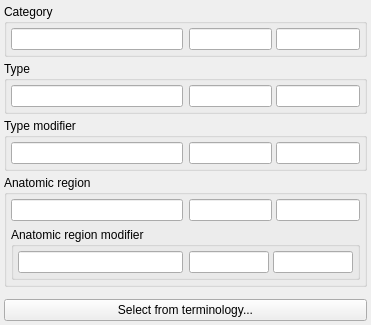
cpinter/Slicer, file Modules/Loadable/Colors/Widgets/Resources/UI/qSlicerTerminologyEditorWidget.ui: the form before one commit.
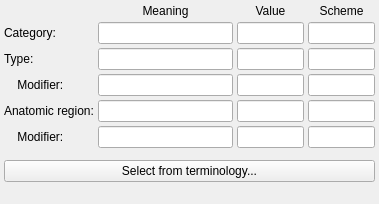
The form after the commit. Custom widgets are drawn as their Qt base class.

Commit message:
ENH: Select terminology works in Colors module
- Select terminology from navigator widget works from terminology column in Colors module
- Improve terminology editor layout
- Save terminology columns into color table CSV file
- Implement color table terminology CSV reading
- Simplify terminology editor widget layout: instead of collapsible groups use simple grid layout with all fields always visible.
- Terminology contexts from color nodes are offered in selector
- Simplify color table terminology loading
- Set color from terminology editor to color table

Re #6975, #7593

```diff
--- a/Modules/Loadable/Colors/Widgets/Resources/UI/qSlicerTerminologyEditorWidget.ui
+++ b/Modules/Loadable/Colors/Widgets/Resources/UI/qSlicerTerminologyEditorWidget.ui
@@ -6,8 +6,8 @@
    <rect>
     <x>0</x>
     <y>0</y>
-    <width>371</width>
-    <height>187</height>
+    <width>379</width>
+    <height>204</height>
    </rect>
   </property>
   <property name="windowTitle">
@@ -29,373 +29,183 @@
    <property name="spacing">
     <number>4</number>
    </property>
-   <item row="3" column="0">
-    <widget class="ctkCollapsibleGroupBox" name="anatomicRegionCollapsibleGroupBox">
-     <property name="title">
-      <string>Anatomic region</string>
-     </property>
-     <property name="collapsed">
-      <bool>true</bool>
-     </property>
-     <layout class="QGridLayout" name="gridLayout_2">
-      <property name="leftMargin">
-       <number>4</number>
-      </property>
-      <property name="topMargin">
-       <number>4</number>
-      </property>
-      <property name="rightMargin">
-       <number>4</number>
-      </property>
-      <property name="bottomMargin">
-       <number>4</number>
-      </property>
-      <item row="1" column="0" colspan="2">
-       <widget class="ctkCollapsibleGroupBox" name="anatomicRegionModifierCollapsibleGroupBox">
-        <property name="title">
-         <string>Anatomic region modifier</string>
-        </property>
-        <property name="collapsed">
-         <bool>true</bool>
-        </property>
-        <layout class="QHBoxLayout" name="horizontalLayout_13">
-         <property name="leftMargin">
-          <number>4</number>
-         </property>
-         <property name="topMargin">
-          <number>4</number>
-         </property>
-         <property name="rightMargin">
-          <number>4</number>
-         </property>
-         <property name="bottomMargin">
-          <number>4</number>
-         </property>
-         <item>
-          <widget class="QLineEdit" name="anatomicRegionModifierCodeMeaningLineEdit">
-           <property name="sizePolicy">
-            <sizepolicy hsizetype="Expanding" vsizetype="Fixed">
-             <horstretch>1</horstretch>
-             <verstretch>0</verstretch>
-            </sizepolicy>
-           </property>
-          </widget>
-         </item>
-         <item>
-          <widget class="QFrame" name="categoryDetailsFrame_5">
-           <property name="sizePolicy">
-            <sizepolicy hsizetype="Preferred" vsizetype="Preferred">
-             <horstretch>1</horstretch>
-             <verstretch>0</verstretch>
-            </sizepolicy>
-           </property>
-           <property name="frameShape">
-            <enum>QFrame::NoFrame</enum>
-           </property>
-           <property name="frameShadow">
-            <enum>QFrame::Raised</enum>
-           </property>
-           <layout class="QHBoxLayout" name="horizontalLayout_12">
-            <property name="spacing">
-             <number>4</number>
-            </property>
-            <property name="leftMargin">
-             <number>0</number>
-            </property>
-            <property name="topMargin">
-             <number>0</number>
-            </property>
-            <property name="rightMargin">
-             <number>0</number>
-            </property>
-            <property name="bottomMargin">
-             <number>0</number>
-            </property>
-            <item>
-             <widget class="QLineEdit" name="anatomicRegionModifierCSDLineEdit"/>
-            </item>
-            <item>
-             <widget class="QLineEdit" name="anatomicRegionModifierCodeValueLineEdit"/>
-            </item>
-           </layout>
-          </widget>
-         </item>
-        </layout>
-       </widget>
-      </item>
-      <item row="0" column="0">
-       <widget class="QLineEdit" name="anatomicRegionCodeMeaningLineEdit">
-        <property name="sizePolicy">
-         <sizepolicy hsizetype="Expanding" vsizetype="Fixed">
-          <horstretch>1</horstretch>
-          <verstretch>0</verstretch>
-         </sizepolicy>
-        </property>
-       </widget>
-      </item>
-      <item row="0" column="1">
-       <widget class="QFrame" name="categoryDetailsFrame_4">
-        <property name="sizePolicy">
-         <sizepolicy hsizetype="Preferred" vsizetype="Preferred">
-          <horstretch>1</horstretch>
-          <verstretch>0</verstretch>
-         </sizepolicy>
-        </property>
-        <property name="frameShape">
-         <enum>QFrame::NoFrame</enum>
-        </property>
-        <property name="frameShadow">
-         <enum>QFrame::Raised</enum>
-        </property>
-        <layout class="QHBoxLayout" name="horizontalLayout_10">
-         <property name="spacing">
-          <number>4</number>
-         </property>
-         <property name="leftMargin">
-          <number>0</number>
-         </property>
-         <property name="topMargin">
-          <number>0</number>
-         </property>
-         <property name="rightMargin">
-          <number>0</number>
-         </property>
-         <property name="bottomMargin">
-          <number>0</number>
-         </property>
-         <item>
-          <widget class="QLineEdit" name="anatomicRegionCSDLineEdit"/>
-         </item>
-         <item>
-          <widget class="QLineEdit" name="anatomicRegionCodeValueLineEdit"/>
-         </item>
-        </layout>
-       </widget>
-      </item>
-     </layout>
-    </widget>
-   </item>
    <item row="2" column="0">
-    <widget class="ctkCollapsibleGroupBox" name="typeModifierCollapsibleGroupBox">
-     <property name="title">
-      <string>Type modifier</string>
-     </property>
-     <property name="collapsed">
-      <bool>true</bool>
-     </property>
-     <layout class="QHBoxLayout" name="horizontalLayout_5">
-      <property name="leftMargin">
-       <number>4</number>
-      </property>
-      <property name="topMargin">
-       <number>4</number>
-      </property>
-      <property name="rightMargin">
-       <number>4</number>
-      </property>
-      <property name="bottomMargin">
-       <number>4</number>
-      </property>
-      <item>
-       <widget class="QLineEdit" name="typeModifierCodeMeaningLineEdit">
-        <property name="sizePolicy">
-         <sizepolicy hsizetype="Expanding" vsizetype="Fixed">
-          <horstretch>1</horstretch>
-          <verstretch>0</verstretch>
-         </sizepolicy>
-        </property>
-       </widget>
-      </item>
-      <item>
-       <widget class="QFrame" name="categoryDetailsFrame_3">
-        <property name="sizePolicy">
-         <sizepolicy hsizetype="Preferred" vsizetype="Preferred">
-          <horstretch>1</horstretch>
-          <verstretch>0</verstretch>
-         </sizepolicy>
-        </property>
-        <property name="frameShape">
-         <enum>QFrame::NoFrame</enum>
-        </property>
-        <property name="frameShadow">
-         <enum>QFrame::Raised</enum>
-        </property>
-        <layout class="QHBoxLayout" name="horizontalLayout_7">
-         <property name="spacing">
-          <number>4</number>
-         </property>
-         <property name="leftMargin">
-          <number>0</number>
-         </property>
-         <property name="topMargin">
-          <number>0</number>
-         </property>
-         <property name="rightMargin">
-          <number>0</number>
-         </property>
-         <property name="bottomMargin">
-          <number>0</number>
-         </property>
-         <item>
-          <widget class="QLineEdit" name="typeModifierCSDLineEdit"/>
-         </item>
-         <item>
-          <widget class="QLineEdit" name="typeModifierCodeValueLineEdit"/>
-         </item>
-        </layout>
-       </widget>
-      </item>
-     </layout>
-    </widget>
-   </item>
-   <item row="0" column="0">
-    <widget class="QGroupBox" name="categoryGroupBox">
-     <property name="title">
-      <string>Category</string>
-     </property>
-     <layout class="QHBoxLayout" name="horizontalLayout_6">
-      <property name="leftMargin">
-       <number>4</number>
-      </property>
-      <property name="topMargin">
-       <number>4</number>
-      </property>
-      <property name="rightMargin">
-       <number>4</number>
-      </property>
-      <property name="bottomMargin">
-       <number>4</number>
-      </property>
-      <item>
-       <widget class="QLineEdit" name="categoryCodeMeaningLineEdit">
-        <property name="sizePolicy">
-         <sizepolicy hsizetype="Expanding" vsizetype="Fixed">
-          <horstretch>1</horstretch>
-          <verstretch>0</verstretch>
-         </sizepolicy>
-        </property>
-       </widget>
-      </item>
-      <item>
-       <widget class="QFrame" name="categoryDetailsFrame">
-        <property name="sizePolicy">
-         <sizepolicy hsizetype="Preferred" vsizetype="Preferred">
-          <horstretch>1</horstretch>
-          <verstretch>0</verstretch>
-         </sizepolicy>
-        </property>
-        <property name="frameShape">
-         <enum>QFrame::NoFrame</enum>
-        </property>
-        <property name="frameShadow">
-         <enum>QFrame::Raised</enum>
-        </property>
-        <layout class="QHBoxLayout" name="horizontalLayout_2">
-         <property name="spacing">
-          <number>4</number>
-         </property>
-         <property name="leftMargin">
-          <number>0</number>
-         </property>
-         <property name="topMargin">
-          <number>0</number>
-         </property>
-         <property name="rightMargin">
-          <number>0</number>
-         </property>
-         <property name="bottomMargin">
-          <number>0</number>
-         </property>
-         <item>
-          <widget class="QLineEdit" name="categoryCodeValueLineEdit"/>
-         </item>
-         <item>
-          <widget class="QLineEdit" name="categoryCSDLineEdit"/>
-         </item>
-        </layout>
-       </widget>
-      </item>
-     </layout>
-    </widget>
-   </item>
-   <item row="1" column="0">
-    <widget class="QGroupBox" name="typeGroupBox">
-     <property name="title">
-      <string>Type</string>
-     </property>
-     <layout class="QHBoxLayout" name="horizontalLayout_15">
-      <property name="leftMargin">
-       <number>4</number>
-      </property>
-      <property name="topMargin">
-       <number>4</number>
-      </property>
-      <property name="rightMargin">
-       <number>4</number>
-      </property>
-      <property name="bottomMargin">
-       <number>4</number>
-      </property>
-      <item>
-       <widget class="QLineEdit" name="typeCodeMeaningLineEdit">
-        <property name="sizePolicy">
-         <sizepolicy hsizetype="Expanding" vsizetype="Fixed">
-          <horstretch>1</horstretch>
-          <verstretch>0</verstretch>
-         </sizepolicy>
-        </property>
-       </widget>
-      </item>
-      <item>
-       <widget class="QFrame" name="categoryDetailsFrame_2">
-        <property name="sizePolicy">
-         <sizepolicy hsizetype="Preferred" vsizetype="Preferred">
-          <horstretch>1</horstretch>
-          <verstretch>0</verstretch>
-         </sizepolicy>
-        </property>
-        <property name="frameShape">
-         <enum>QFrame::NoFrame</enum>
-        </property>
-        <property name="frameShadow">
-         <enum>QFrame::Raised</enum>
-        </property>
-        <layout class="QHBoxLayout" name="horizontalLayout_4">
-         <property name="spacing">
-          <number>4</number>
-         </property>
-         <property name="leftMargin">
-          <number>0</number>
-         </property>
-         <property name="topMargin">
-          <number>0</number>
-         </property>
-         <property name="rightMargin">
-          <number>0</number>
-         </property>
-         <property name="bottomMargin">
-          <number>0</number>
-         </property>
-         <item>
-          <widget class="QLineEdit" name="typeCSDLineEdit"/>
-         </item>
-         <item>
-          <widget class="QLineEdit" name="typeCodeValueLineEdit"/>
-         </item>
-        </layout>
-       </widget>
-      </item>
-     </layout>
-    </widget>
-   </item>
-   <item row="5" column="0">
     <widget class="QPushButton" name="selectFromTerminologyButton">
      <property name="text">
       <string>Select from terminology...</string>
      </property>
     </widget>
    </item>
-   <item row="4" column="0">
+   <item row="0" column="0">
+    <layout class="QGridLayout" name="gridLayout_2">
+     <item row="0" column="2">
+      <widget class="QLabel" name="label_3">
+       <property name="text">
+        <string>Value</string>
+       </property>
+       <property name="alignment">
+        <set>Qt::AlignCenter</set>
+       </property>
+      </widget>
+     </item>
+     <item row="0" column="3">
+      <widget class="QLabel" name="label_2">
+       <property name="text">
+        <string>Scheme</string>
+       </property>
+       <property name="alignment">
+        <set>Qt::AlignCenter</set>
+       </property>
+      </widget>
+     </item>
+     <item row="4" column="0">
+      <widget class="QLabel" name="label_7">
+       <property name="text">
+        <string>Anatomic region:</string>
+       </property>
+      </widget>
+     </item>
+     <item row="3" column="1">
+      <widget class="QLineEdit" name="typeModifierCodeMeaningLineEdit">
+       <property name="sizePolicy">
+        <sizepolicy hsizetype="Expanding" vsizetype="Fixed">
+         <horstretch>1</horstretch>
+         <verstretch>0</verstretch>
+        </sizepolicy>
+       </property>
+      </widget>
+     </item>
+     <item row="3" column="3">
+      <widget class="QLineEdit" name="typeModifierCSDLineEdit"/>
+     </item>
+     <item row="1" column="1">
+      <widget class="QLineEdit" name="categoryCodeMeaningLineEdit">
+       <property name="sizePolicy">
+        <sizepolicy hsizetype="Expanding" vsizetype="Fixed">
+         <horstretch>2</horstretch>
+         <verstretch>0</verstretch>
+        </sizepolicy>
+       </property>
+      </widget>
+     </item>
+     <item row="3" column="0">
+      <widget class="QLabel" name="label_6">
+       <property name="text">
+        <string>    Modifier:</string>
+       </property>
+      </widget>
+     </item>
+     <item row="1" column="0">
+      <widget class="QLabel" name="label_4">
+       <property name="text">
+        <string>Category:</string>
+       </property>
+      </widget>
+     </item>
+     <item row="1" column="3">
+      <widget class="QLineEdit" name="categoryCSDLineEdit">
+       <property name="sizePolicy">
+        <sizepolicy hsizetype="Expanding" vsizetype="Fixed">
+         <horstretch>1</horstretch>
+         <verstretch>0</verstretch>
+        </sizepolicy>
+       </property>
+      </widget>
+     </item>
+     <item row="2" column="0">
+      <widget class="QLabel" name="label_5">
+       <property name="text">
+        <string>Type:</string>
+       </property>
+      </widget>
+     </item>
+     <item row="2" column="3">
+      <widget class="QLineEdit" name="typeCSDLineEdit"/>
+     </item>
+     <item row="1" column="2">
+      <widget class="QLineEdit" name="categoryCodeValueLineEdit">
+       <property name="sizePolicy">
+        <sizepolicy hsizetype="Expanding" vsizetype="Fixed">
+         <horstretch>1</horstretch>
+         <verstretch>0</verstretch>
+        </sizepolicy>
+       </property>
+      </widget>
+     </item>
+     <item row="2" column="1">
+      <widget class="QLineEdit" name="typeCodeMeaningLineEdit">
+       <property name="sizePolicy">
+        <sizepolicy hsizetype="Expanding" vsizetype="Fixed">
+         <horstretch>1</horstretch>
+         <verstretch>0</verstretch>
+        </sizepolicy>
+       </property>
+      </widget>
+     </item>
+     <item row="2" column="2">
+      <widget class="QLineEdit" name="typeCodeValueLineEdit"/>
+     </item>
+     <item row="3" column="2">
+      <widget class="QLineEdit" name="typeModifierCodeValueLineEdit"/>
+     </item>
+     <item row="0" column="1">
+      <widget class="QLabel" name="label">
+       <property name="sizePolicy">
+        <sizepolicy hsizetype="Preferred" vsizetype="Preferred">
+         <horstretch>1</horstretch>
+         <verstretch>0</verstretch>
+        </sizepolicy>
+       </property>
+       <property name="text">
+        <string>Meaning</string>
+       </property>
+       <property name="alignment">
+        <set>Qt::AlignCenter</set>
+       </property>
+      </widget>
+     </item>
+     <item row="5" column="0">
+      <widget class="QLabel" name="label_8">
+       <property name="text">
+        <string>    Modifier:</string>
+       </property>
+      </widget>
+     </item>
+     <item row="5" column="1">
+      <widget class="QLineEdit" name="anatomicRegionModifierCodeMeaningLineEdit">
+       <property name="sizePolicy">
+        <sizepolicy hsizetype="Expanding" vsizetype="Fixed">
+         <horstretch>1</horstretch>
+         <verstretch>0</verstretch>
+        </sizepolicy>
+       </property>
+      </widget>
+     </item>
+     <item row="5" column="2">
+      <widget class="QLineEdit" name="anatomicRegionModifierCodeValueLineEdit"/>
+     </item>
+     <item row="5" column="3">
+      <widget class="QLineEdit" name="anatomicRegionModifierCSDLineEdit"/>
+     </item>
+     <item row="4" column="2">
+      <widget class="QLineEdit" name="anatomicRegionCodeValueLineEdit"/>
+     </item>
+     <item row="4" column="3">
+      <widget class="QLineEdit" name="anatomicRegionCSDLineEdit"/>
+     </item>
+     <item row="4" column="1">
+      <widget class="QLineEdit" name="anatomicRegionCodeMeaningLineEdit">
+       <property name="sizePolicy">
+        <sizepolicy hsizetype="Expanding" vsizetype="Fixed">
+         <horstretch>1</horstretch>
+         <verstretch>0</verstretch>
+        </sizepolicy>
+       </property>
+      </widget>
+     </item>
+    </layout>
+   </item>
+   <item row="1" column="0">
     <spacer name="verticalSpacer">
      <property name="orientation">
       <enum>Qt::Vertical</enum>
@@ -411,16 +221,21 @@
      </property>
     </spacer>
    </item>
+   <item row="3" column="0">
+    <spacer name="verticalSpacer_2">
+     <property name="orientation">
+      <enum>Qt::Vertical</enum>
+     </property>
+     <property name="sizeHint" stdset="0">
+      <size>
+       <width>20</width>
+       <height>12</height>
+      </size>
+     </property>
+    </spacer>
+   </item>
   </layout>
  </widget>
- <customwidgets>
-  <customwidget>
-   <class>ctkCollapsibleGroupBox</class>
-   <extends>QGroupBox</extends>
-   <header>ctkCollapsibleGroupBox.h</header>
-   <container>1</container>
-  </customwidget>
- </customwidgets>
  <resources/>
  <connections/>
 </ui>
```
The commit also changes 13 other files.
